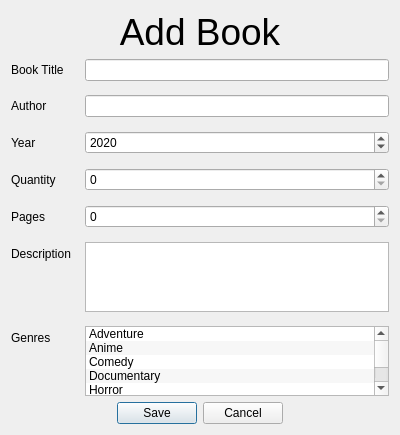
Above: forms/bookdialog.ui from umustdye/Book-Worms before the change. Below: the same form after it.
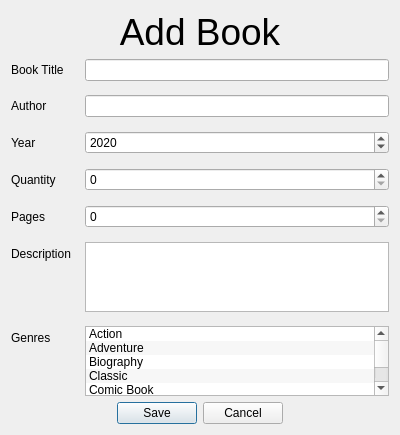
That is the form after the change.

```diff
--- a/forms/bookdialog.ui
+++ b/forms/bookdialog.ui
@@ -132,6 +132,11 @@
        <property name="sortingEnabled">
         <bool>true</bool>
        </property>
+       <item>
+        <property name="text">
+         <string>Action</string>
+        </property>
+       </item>
        <item>
         <property name="text">
          <string>Adventure</string>
@@ -139,17 +144,32 @@
        </item>
        <item>
         <property name="text">
-         <string>Anime</string>
+         <string>Biography</string>
         </property>
        </item>
        <item>
         <property name="text">
-         <string>Comedy</string>
+         <string>Classic</string>
         </property>
        </item>
        <item>
         <property name="text">
-         <string>Documentary</string>
+         <string>Comic Book</string>
+        </property>
+       </item>
+       <item>
+        <property name="text">
+         <string>Fantasy</string>
+        </property>
+       </item>
+       <item>
+        <property name="text">
+         <string>Graphic Novel</string>
+        </property>
+       </item>
+       <item>
+        <property name="text">
+         <string>Historical</string>
         </property>
        </item>
        <item>
@@ -157,11 +177,41 @@
          <string>Horror</string>
         </property>
        </item>
+       <item>
+        <property name="text">
+         <string>Literary Fiction</string>
+        </property>
+       </item>
+       <item>
+        <property name="text">
+         <string>Mystery</string>
+        </property>
+       </item>
+       <item>
+        <property name="text">
+         <string>Poetry</string>
+        </property>
+       </item>
        <item>
         <property name="text">
          <string>Romance</string>
         </property>
        </item>
+       <item>
+        <property name="text">
+         <string>Science Fiction</string>
+        </property>
+       </item>
+       <item>
+        <property name="text">
+         <string>Short Story</string>
+        </property>
+       </item>
+       <item>
+        <property name="text">
+         <string>Suspense</string>
+        </property>
+       </item>
       </widget>
      </item>
      <item row="5" column="1">
```
Left out of the diff: 2 changed lines with no effect on the pictures.
